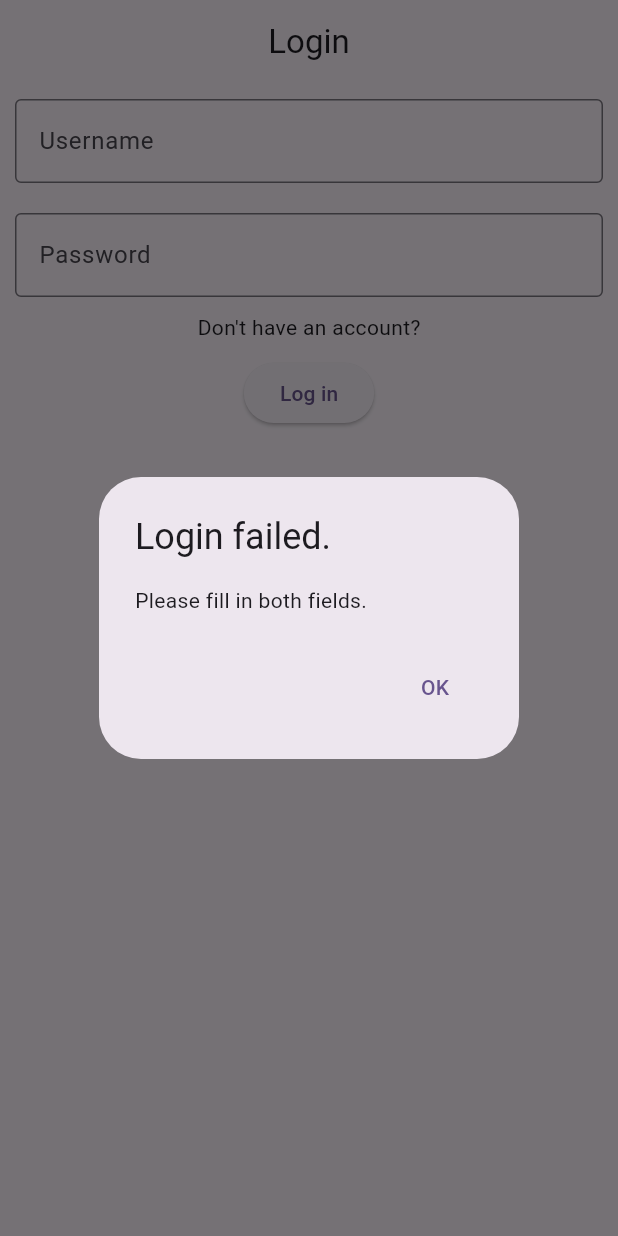
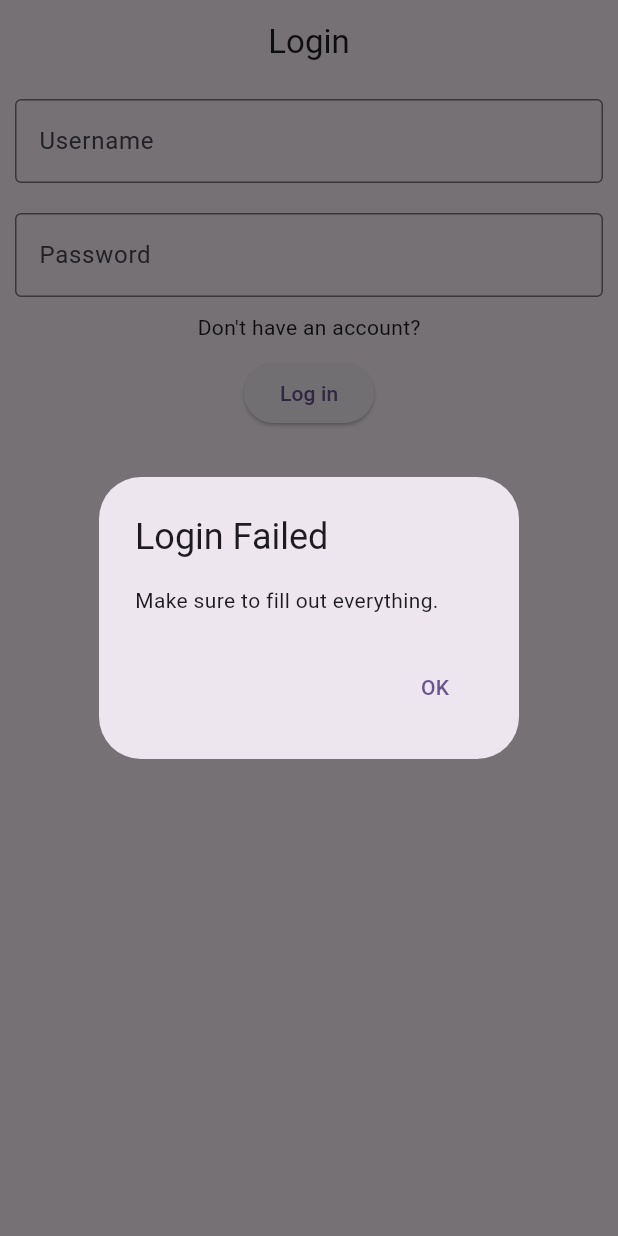
Before and after one commit to tristan-gajsek/Project-Mobile-App, a Flutter app: the screen it shows after launch, after a tap on "Log in", on a phone screen of 412 x 824 dp. Run offline on Flutter 3.47's test engine with Material 3 defaults, Android fonts, the phone set to English and light mode, and no system bars; our stand-ins replace flutter_map, geolocator, image_picker, latlong2, permission_handler; missing offline and left inert: catppuccin_flutter, dart:ffi, flutter_sound, mqtt_client.

Commit message:
Reverted some changes
Reverted some changes

```diff
--- a/lib/screens/authentication/login.dart
+++ b/lib/screens/authentication/login.dart
@@ -1,5 +1,6 @@
 import 'dart:convert';
 import 'dart:io';
+
 import 'package:flutter/material.dart';
 import 'package:project_mobile_app/components/dialog.dart';
 import 'package:project_mobile_app/screens/app/profile.dart';
@@ -21,69 +22,7 @@ class LoginScreen extends StatefulWidget {
 class _LoginScreenState extends State<LoginScreen> {
   final usernameController = TextEditingController();
   final passwordController = TextEditingController();
-  File? selectedImage;
-  String? userId; // Variable to store the user's ID
-  var result; // Variable to store the result of the face recognition API
-  bool _isLoading = false; // Variable to track loading state
-
-  Future<void> login() async {
-
-    var sharedState = Provider.of<SharedState>(
-      context,
-      listen: false,
-    );
-
-    final response = await http.post(
-      Uri.parse("http://${sharedState.backendIp}:3001/users/login"),
-      body: {
-        'username': usernameController.text,
-        'password': passwordController.text,
-      },
-    );
-
-    if (response.statusCode == 200) {
-      final data = json.decode(response.body);
-      if (data["_id"] != null) {
-        sharedState.email = data["email"];
-        sharedState.username = data["username"];
-        sharedState.id = data["_id"];
-        // userId = data["_id"]; // Set local var userId for use in uploadImage
-      }
-
-    } else {
-      showCustomDialog(context, "Login failed.", "Please try again.", "OK");
-    }
-  }
-
-  Future<void> uploadImage(File image) async {
-    if (usernameController.text == "") {
-      showCustomDialog(context, "Login failed.", "Username empty.", "OK");
-      return;
-    }
-
-    var sharedState = Provider.of<SharedState>(
-      context,
-      listen: false,
-    );
-
-    var request = http.MultipartRequest('POST', Uri.parse('http://${sharedState.backendIp}:5000/face-recognition/authenticate'));
-    request.fields['user'] = usernameController.text;
-    request.fields['purpose'] = 'auth';
-    // debugPrint("USER ID: $userId");
-    request.files.add(await http.MultipartFile.fromPath('image', image.path));
-
-    final response = await request.send();
-
-    if (response.statusCode == 200) {
-      var responseData = await response.stream.bytesToString();
-      result = jsonDecode(responseData);
-      debugPrint(result['result']);
-      return;
-    } else {
-      debugPrint("ERROR: $result");
-      return;
-    }
-  }
+  File ? selectedImage;
 
   @override
   Widget build(BuildContext context) {
@@ -93,9 +32,7 @@ class _LoginScreenState extends State<LoginScreen> {
           child: Text("Login"),
         ),
       ),
-      body: _isLoading
-        ? Center(child: CircularProgressIndicator())
-      :Column(
+      body: Column(
         children: [
           CustomTextField(
             controller: usernameController,
@@ -119,17 +56,23 @@ class _LoginScreenState extends State<LoginScreen> {
           CustomButton(
             text: "Log in",
             onPressed: () async {
-              if (usernameController.text.isEmpty || passwordController.text.isEmpty) {
-                showCustomDialog(context, "Login failed.", "Please fill in both fields.", "OK");
+              if (usernameController.text.isEmpty ||
+                  passwordController.text.isEmpty) {
+                showCustomDialog(
+                  context,
+                  "Login Failed",
+                  "Make sure to fill out everything.",
+                  "OK",
+                );
                 return;
               }
 
-              setState(() {
-                _isLoading = true;
-              });
+              var sharedState = Provider.of<SharedState>(
+                context,
+                listen: false,
+              );
 
-              await login();
-
+              // Call the CameraScreen and wait for it to finish
               File ? selectedImage = await Navigator.push(
                 context,
                 MaterialPageRoute(
@@ -138,27 +81,85 @@ class _LoginScreenState extends State<LoginScreen> {
               );
 
               if (selectedImage != null) {
-                await uploadImage(selectedImage);
-                //debugPrint("RESULT AT NAV PUSH: $result");
-                if (result['result'] == "1") {
-                  Navigator.pushReplacement(
+                debugPrint("Image selected: ${selectedImage.path}");
+                debugPrint("Sent username: ${usernameController.text}");
+                int uploadResult = await uploadImage(selectedImage, usernameController.text);
+                if (uploadResult == 1) {
+                    //await sharedState.initializeMqtt(sharedState.backendIp, 'flutter_client');
+
+                    final response = await sharedState.httpClient.post(
+                      Uri.parse("http://${sharedState.backendIp}:3001/users/login"),
+                      headers: {"Content-Type": "application/json; charset=UTF-8"},
+                      body: jsonEncode({
+                        "username": usernameController.text,
+                        "password": passwordController.text,
+                      }),
+                    );
+
+                    if (response.statusCode == 200) {
+                    final data = jsonDecode(response.body);
+                    if (data["_id"] != null) {
+                      sharedState.email = data["email"];
+                      sharedState.username = data["username"];
+                      sharedState.id = data["_id"];
+                      Navigator.push(
+                        context,
+                        MaterialPageRoute(
+                          builder: (context) => const ProfileScreen(),
+                        ),
+                      );
+                      return;
+                    }
+                  }
+                } else {
+                  usernameController.clear();
+                  passwordController.clear();
+                  showCustomDialog(
                     context,
-                    MaterialPageRoute(
-                      builder: (context) => const ProfileScreen(),
-                    ),
+                    "Login Failed",
+                    "Username or password was incorrect.",
+                    "OK",
                   );
-                } else {
-                  showCustomDialog(context, "Face authentication failed.", "Please try again.", "OK");
                 }
               }
-
-              setState(() {
-                _isLoading = false; // Stop loading
-              });
             },
           ),
         ],
       ),
     );
   }
+
+  Future<int> uploadImage(File imageFile, String username) async {
+    var sharedState = Provider.of<SharedState>(
+      context,
+      listen: false,
+    );
+
+    var request = http.MultipartRequest('POST', Uri.parse('http://${sharedState.backendIp}:5000/face-recognition/authenticate'));
+    request.fields['user'] = username;
+    debugPrint("[DEBUG] Username is $username");
+    request.fields['purpose'] = 'auth';
+    request.files.add(await http.MultipartFile.fromPath('image', imageFile.path));
+
+    var response = await request.send();
+    if (response.statusCode == 200) {
+      var responseData = await response.stream.bytesToString();
+      var result = jsonDecode(responseData);
+      debugPrint(result['result']);
+      if (result['result'] == '1') {
+        return 1;
+      } else {
+        return 0;
+      }
+    } else if (response.statusCode == 400) {
+      var responseData = await response.stream.bytesToString();
+      var result = jsonDecode(responseData);
+      debugPrint("ERROR: ${result['error']}");
+      return 0;
+    } else {
+      debugPrint('Failed to upload image');
+      return 0;
+    }
+
+  }
 }
```
